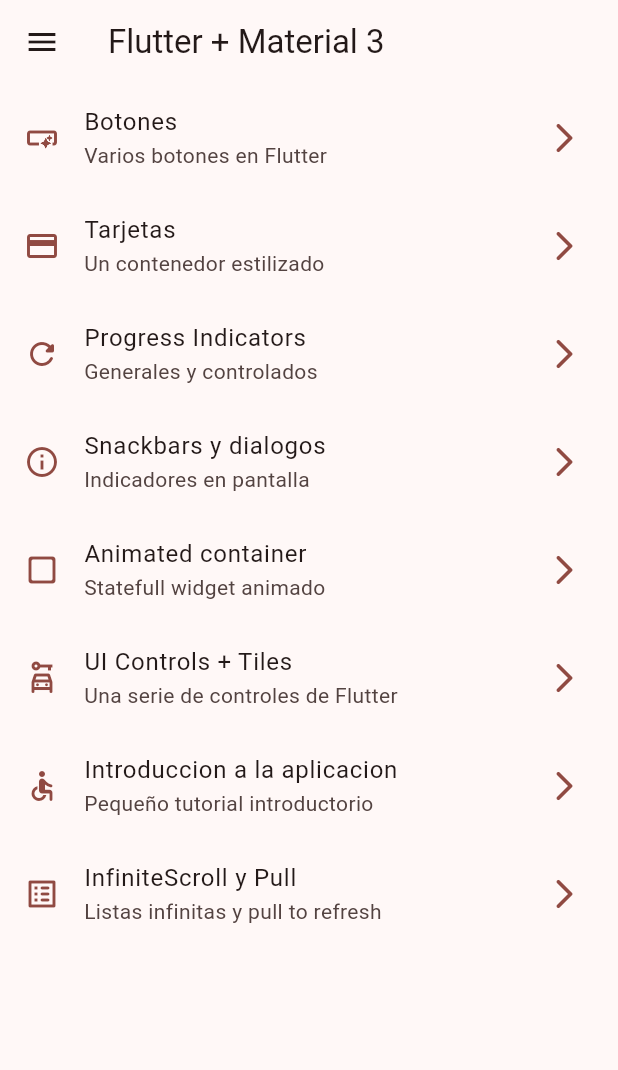
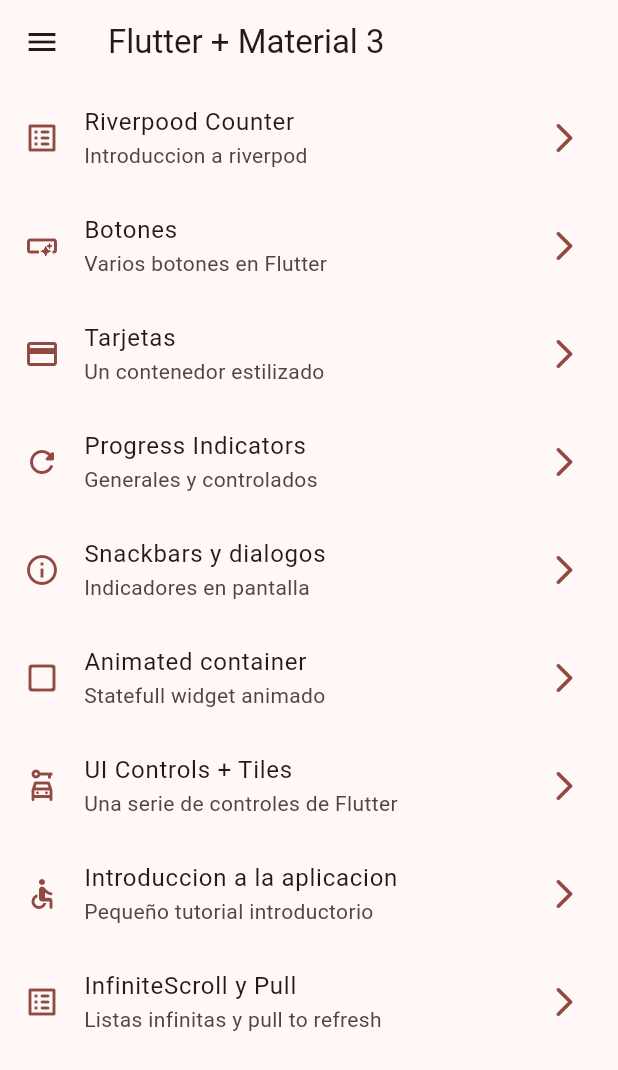
Before and after one commit to alexisperez4/widgets-app-flutter, a Flutter app: the screen it shows after launch, on a phone screen of 412 x 824 dp. Shown: the top 1070 px of the screen. Run offline on Flutter 3.47's test engine with Material 3 defaults, Android fonts, the phone set to English and light mode, and no system bars; our stand-ins replace animate_do, go_router.

Commit message:
create counter screen widget

```diff
--- a/lib/config/menu/menu_item.dart
+++ b/lib/config/menu/menu_item.dart
@@ -16,6 +16,13 @@ class MenuItem {
 }
 
 const appMenuItems = <MenuItem>[
+  MenuItem(
+    title: 'Riverpood Counter',
+    subTitle: 'Introduccion a riverpod',
+    link: '/counter-river',
+    icon: Icons.list_alt_rounded,
+  ),
+
   MenuItem(
     title: 'Botones',
     subTitle: 'Varios botones en Flutter',
@@ -72,4 +79,5 @@ const appMenuItems = <MenuItem>[
     icon: Icons.list_alt_rounded,
   ),
 
+
 ];
--- a/lib/config/router/app_router.dart
+++ b/lib/config/router/app_router.dart
@@ -49,11 +49,17 @@ final appRouter = GoRouter(
       builder: (context, state) => const AppTutorialScreen(),
     ),
 
-      GoRoute(
+    GoRoute(
       path: '/infinite',
       name: InfiniteScrollScreen.name,
       builder: (context, state) => const InfiniteScrollScreen(),
     ),
 
+    GoRoute(
+      path: '/counter-river',
+      name: CounterScreen.name,
+      builder: (context, state) => const CounterScreen(),
+    ),
+
   ]
 );
--- a/lib/presentation/screens/screens.dart
+++ b/lib/presentation/screens/screens.dart
@@ -1,3 +1,4 @@
+export 'package:widgets_app/presentation/screens/counter/conter_screen.dart';
 export 'package:widgets_app/presentation/screens/animated/animated_screen.dart';
 export 'package:widgets_app/presentation/screens/app_tutorial/app_tutorial_screen.dart';
 export 'package:widgets_app/presentation/screens/buttons/buttons_screen.dart';
```
Also changed, not shown: lib/presentation/screens/counter/conter_screen.dart (added, +28 -0 lines).
